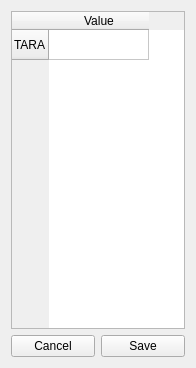
This is SSC-Interface/variableeditor.ui in jordaorodolfo/SSC as Qt 5 draws it before an edit. The edited form follows.
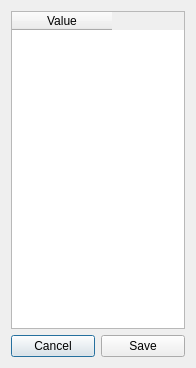
This is the edited form.

Commit message: major changes to code -removed current reading. -implemented a internal variable editor. -height is output based on percentage.

What changed in the file:
```diff
--- a/SSC-Interface/variableeditor.ui
+++ b/SSC-Interface/variableeditor.ui
@@ -1,7 +1,10 @@
 <?xml version="1.0" encoding="UTF-8"?>
 <ui version="4.0">
  <class>VariableEditor</class>
- <widget class="QWidget" name="VariableEditor">
+ <widget class="QDialog" name="VariableEditor">
+  <property name="windowModality">
+   <enum>Qt::NonModal</enum>
+  </property>
   <property name="geometry">
    <rect>
     <x>0</x>
@@ -16,17 +19,9 @@
   <layout class="QVBoxLayout" name="verticalLayout">
    <item>
     <widget class="QTableWidget" name="tableWidget">
-     <property name="rowCount">
-      <number>1</number>
-     </property>
      <property name="columnCount">
       <number>1</number>
      </property>
-     <row>
-      <property name="text">
-       <string>TARA</string>
-      </property>
-     </row>
      <column>
       <property name="text">
        <string>Value</string>
```
The commit also changes 6 other files.
